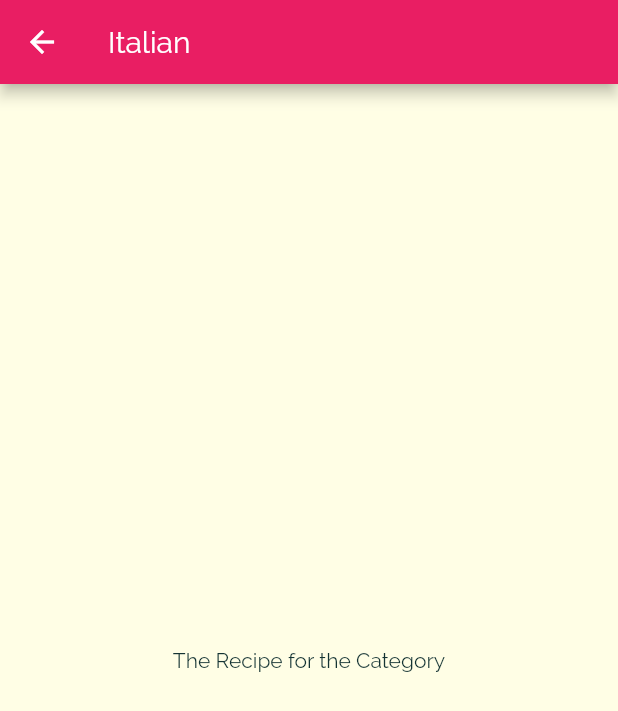
After one commit to ilavisharma/Flutter-Recipes-App, a Flutter app: the screen it shows after launch, after a tap on "Italian", on a phone screen of 412 x 824 dp. The commit adds this screen. Shown: the top 711 px of the screen. Run offline on Flutter 3.47's test engine with Material 2 defaults, Android fonts, the phone set to English and light mode, and no system bars.

Commit message:
pass data to new page via constructor

```diff
--- a/lib/categories_screen.dart
+++ b/lib/categories_screen.dart
@@ -17,6 +17,7 @@ class CategoriesScreen extends StatelessWidget {
         ),
         children: DUMMY_CATEGORIES
             .map((catData) => CategoryItem(
+                  catData.id,
                   catData.title,
                   catData.color,
                 ))
--- a/lib/category_item.dart
+++ b/lib/category_item.dart
@@ -1,14 +1,30 @@
 import 'package:flutter/material.dart';
+import 'package:recipes/category_meals_screen.dart';
 
 class CategoryItem extends StatelessWidget {
+  final String id;
   final String title;
   final Color color;
 
-  const CategoryItem(this.title, this.color);
+  const CategoryItem(this.id, this.title, this.color);
+
+  void selectCategory(BuildContext context) {
+    Navigator.of(context).push(
+      MaterialPageRoute(
+        builder: (_) {
+          return CategoryMealsScreen(id, title);
+        },
+      ),
+    );
+  }
 
   @override
   Widget build(BuildContext context) {
-    return Container(
+    return InkWell(
+      onTap: () => selectCategory(context),
+      splashColor: Theme.of(context).primaryColor,
+      borderRadius: BorderRadius.circular(15),
+      child: Container(
         padding: const EdgeInsets.all(15),
         child: Text(
           title,
@@ -25,6 +41,7 @@ class CategoryItem extends StatelessWidget {
           ),
           borderRadius: BorderRadius.circular(15),
         ),
+      ),
     );
   }
 }
--- /dev/null
+++ b/lib/category_meals_screen.dart
@@ -0,0 +1,22 @@
+import 'package:flutter/material.dart';
+
+class CategoryMealsScreen extends StatelessWidget {
+  final String categoryId;
+  final String categoryTitle;
+
+  const CategoryMealsScreen(this.categoryId, this.categoryTitle);
+
+  @override
+  Widget build(BuildContext context) {
+    return Scaffold(
+      appBar: AppBar(
+        title: Text(categoryTitle),
+      ),
+      body: Center(
+        child: Text(
+          'The Recipe for the Category',
+        ),
+      ),
+    );
+  }
+}
```
Lines whose indentation alone changed are shown as unchanged.
